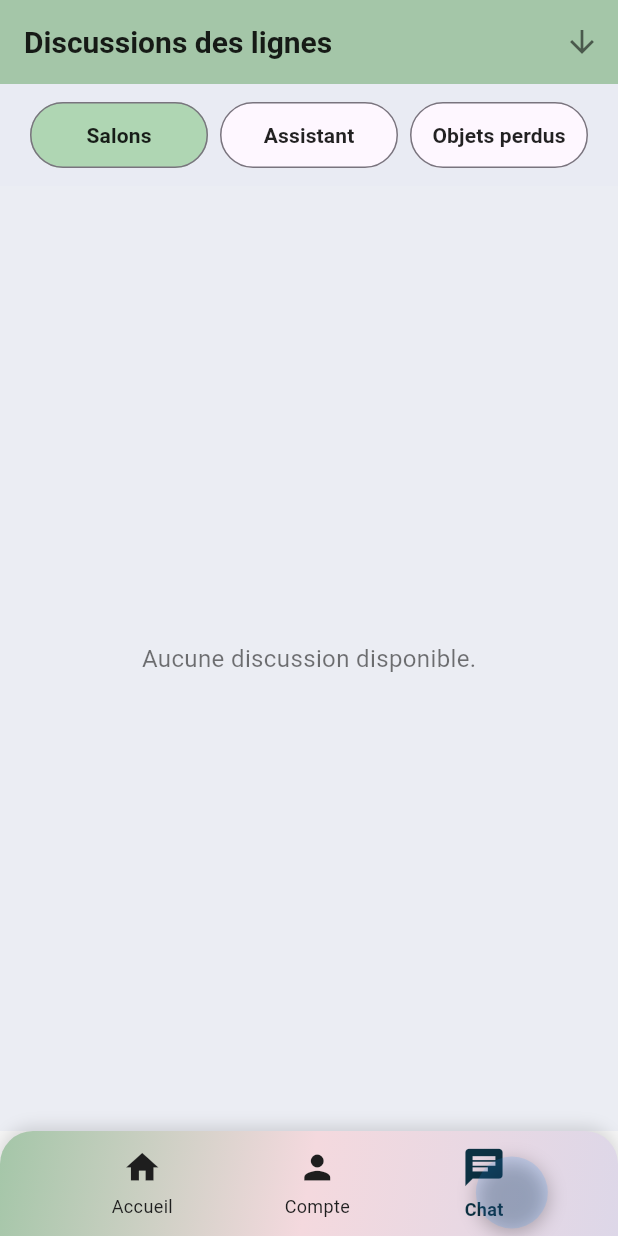
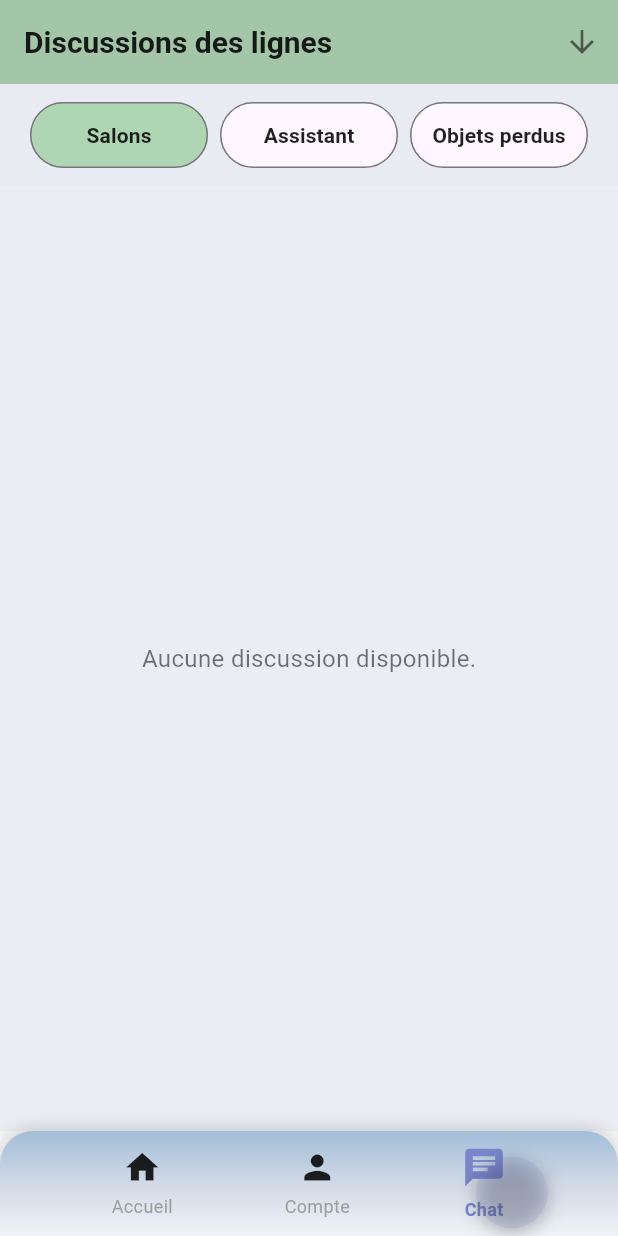
Before and after one commit to ZoukhMeriem/test, a Flutter app: the HomePage screen opened directly with empty values, item 3 of the bottom bar chosen, on a phone screen of 412 x 824 dp. Run offline on Flutter 3.47's test engine with Material 3 defaults, Android fonts, the phone set to English and light mode, and no system bars; our stand-ins replace animated_text_kit, cloud_firestore, dio, firebase_auth, firebase_core, firebase_storage and 9 more; missing offline and left inert: dialog_flowtter; accounts and stored records are empty; generated files the repository leaves out were written again; project files that could hold a hidden picture were left out.

Commit message:
Update CustomBottomNavBar.dart

```diff
--- a/appdz5/lib/CustomBottomNavBar.dart
+++ b/appdz5/lib/CustomBottomNavBar.dart
@@ -1,5 +1,20 @@
 import 'package:flutter/material.dart';
 import 'package:flutter_gen/gen_l10n/app_localizations.dart';
+
+const LinearGradient backgroundGradient = LinearGradient(
+  begin: Alignment.topCenter,
+  end: Alignment.bottomCenter,
+  colors: [
+    Color(0xFFA3BED8), // bleu-gris moyen clair
+    Color(0xFFD1D9E6), // gris bleu clair
+    Color(0xFFF0F4F8), // blanc cassé très clair
+  ],
+);
+
+const Color primaryColor = Color(0xFF7986CB); // Indigo moyen (tu peux changer si tu veux une couleur assortie)
+const Color cardColor = Colors.white;         // Fond des champs de texte
+const Color textColor = Colors.black87;       // Texte principal
+const Color subtitleColor = Colors.grey;      // Texte secondaire
 
 class CustomBottomNavBar extends StatelessWidget {
   final int selectedIndex;
@@ -47,15 +62,7 @@ class CustomBottomNavBar extends StatelessWidget {
         Container(
           height: 70,
           decoration: BoxDecoration(
-            gradient: LinearGradient(
-              colors: [
-                Color(0xFFA4C6A8),
-                Color(0xFFF4D9DE),
-                Color(0xFFDDD7E8),
-              ],
-              begin: Alignment.topLeft,
-              end: Alignment.bottomRight,
-            ),
+            gradient: backgroundGradient,
             borderRadius: BorderRadius.only(
               topLeft: Radius.circular(22),
               topRight: Radius.circular(22),
@@ -82,15 +89,14 @@ class CustomBottomNavBar extends StatelessWidget {
                     children: [
                       Icon(
                         icons[index],
-                        color: isSelected ? Color(0xFF0C3243) : Color(0xFF1E1E1E),
+                        color: isSelected ? primaryColor : textColor,
                         size: isSelected ? 30 : 26,
                       ),
                       const SizedBox(height: 4),
                       Text(
                         labels[index],
                         style: TextStyle(
-                          color:
-                          isSelected ? Color(0xFF0C3243) : Color(0xFF1E1E1E),
+                          color: isSelected ? primaryColor : subtitleColor,
                           fontWeight:
                           isSelected ? FontWeight.bold : FontWeight.normal,
                           fontSize: 12,
@@ -112,7 +118,7 @@ class CustomBottomNavBar extends StatelessWidget {
             height: 48,
             width: 48,
             decoration: BoxDecoration(
-              color: Color(0x292799FF), // Bulle légère bleu clair
+              color: primaryColor.withOpacity(0.16), // bulle légère indigo clair
               shape: BoxShape.circle,
               boxShadow: [
                 BoxShadow(
```
